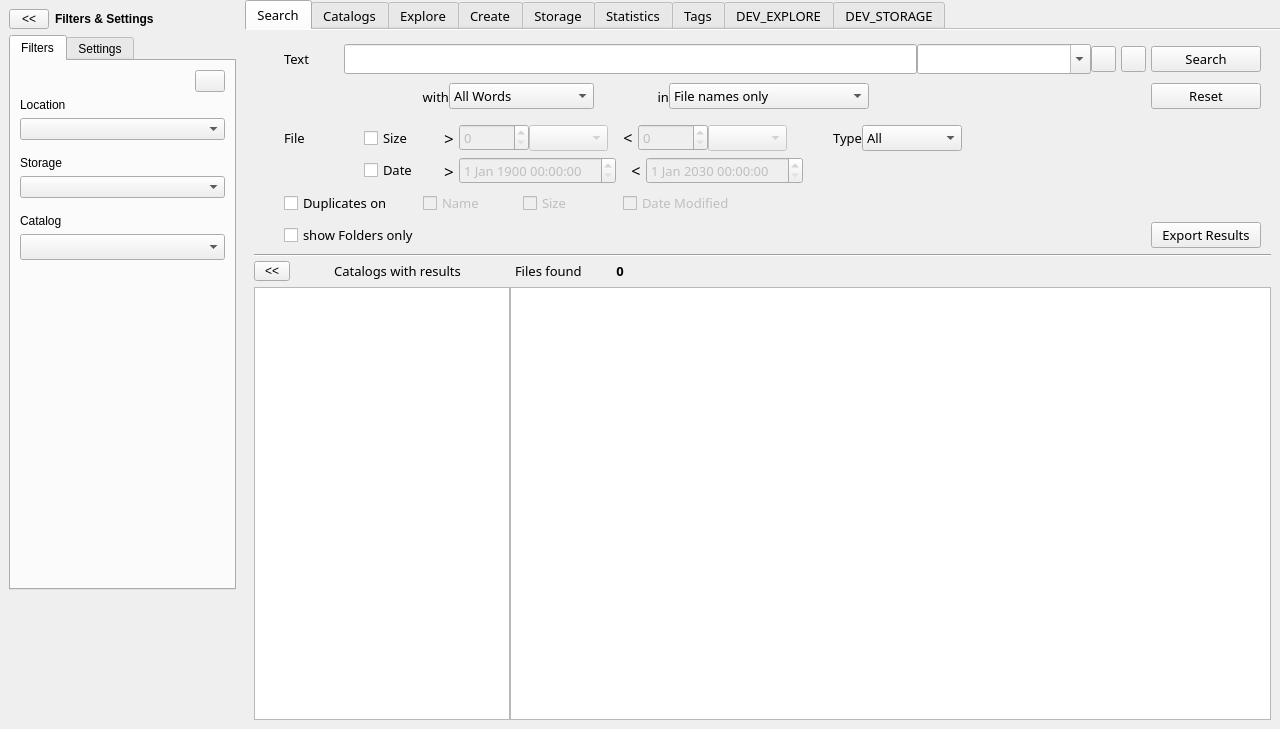
First picture: the form in mainwindow.ui, repository StephaneCouturier/Katalog, before the edit.
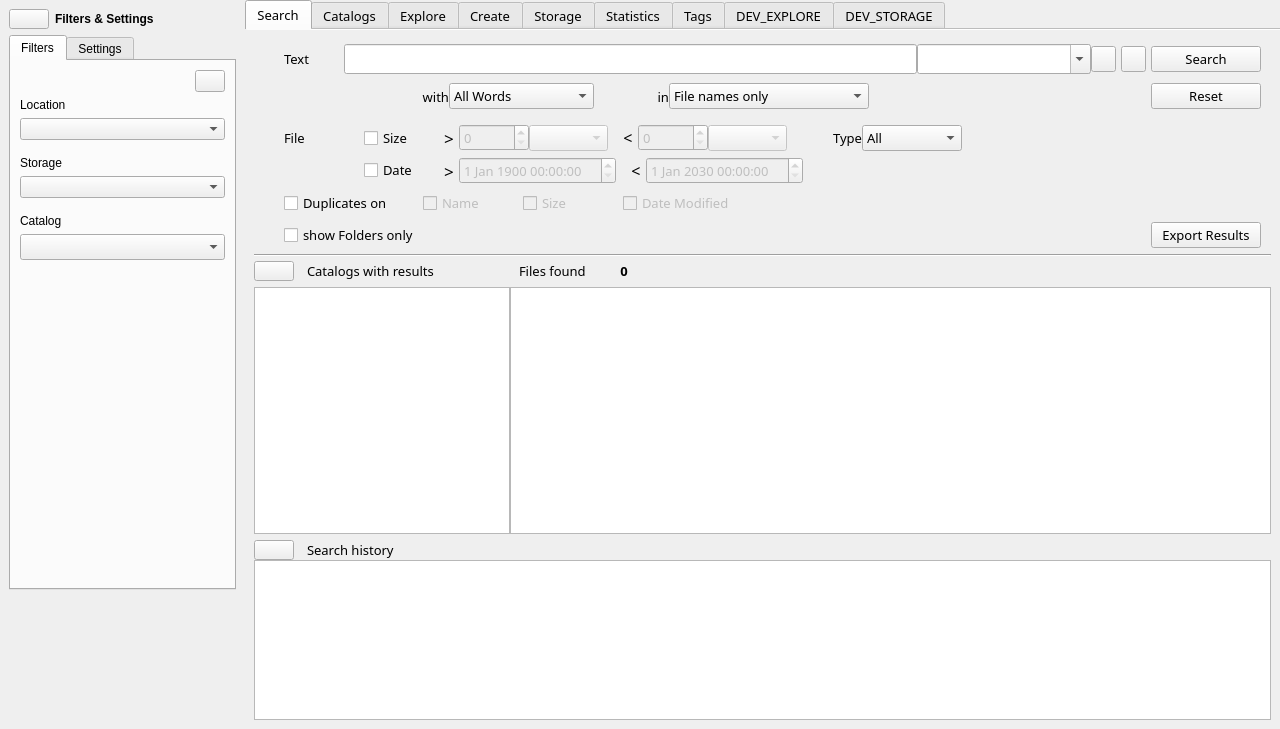
Second picture: the form after the edit. The open tabs and pages were chosen to show the change. Icons and pictures are not drawn. Custom widgets are drawn as their Qt base class.

Patch:
```diff
--- a/mainwindow.ui
+++ b/mainwindow.ui
@@ -84,7 +84,11 @@
             <string notr="true">padding: 2px 10px;</string>
            </property>
            <property name="text">
-            <string>&lt;&lt;</string>
+            <string/>
+           </property>
+           <property name="icon">
+            <iconset theme="arrow-left">
+             <normaloff>.</normaloff>.</iconset>
            </property>
           </widget>
          </item>
@@ -2340,7 +2344,11 @@
                  <string notr="true">padding: 2px 10px;</string>
                 </property>
                 <property name="text">
-                 <string>&lt;&lt;</string>
+                 <string/>
+                </property>
+                <property name="icon">
+                 <iconset theme="arrow-left">
+                  <normaloff>.</normaloff>.</iconset>
                 </property>
                </widget>
               </item>
@@ -2358,6 +2366,9 @@
                   <pointsize>10</pointsize>
                  </font>
                 </property>
+                <property name="styleSheet">
+                 <string notr="true">padding-left:10px;</string>
+                </property>
                 <property name="locale">
                  <locale language="English" country="UnitedStates"/>
                 </property>
@@ -2365,7 +2376,7 @@
                  <string>Catalogs with results</string>
                 </property>
                 <property name="alignment">
-                 <set>Qt::AlignCenter</set>
+                 <set>Qt::AlignLeading|Qt::AlignLeft|Qt::AlignVCenter</set>
                 </property>
                </widget>
               </item>
@@ -2502,6 +2513,111 @@
             </item>
            </layout>
           </item>
+          <item>
+           <layout class="QHBoxLayout" name="horizontalLayout_2">
+            <property name="topMargin">
+             <number>6</number>
+            </property>
+            <item>
+             <widget class="QPushButton" name="Search_pushButton_ShowHideSearchHistory">
+              <property name="maximumSize">
+               <size>
+                <width>40</width>
+                <height>22</height>
+               </size>
+              </property>
+              <property name="toolTip">
+               <string>Show/Hide search history</string>
+              </property>
+              <property name="statusTip">
+               <string/>
+              </property>
+              <property name="styleSheet">
+               <string notr="true">padding: 2px 10px;</string>
+              </property>
+              <property name="text">
+               <string/>
+              </property>
+              <property name="icon">
+               <iconset theme="arrow-down">
+                <normaloff>.</normaloff>.</iconset>
+              </property>
+             </widget>
+            </item>
+            <item>
+             <widget class="QLabel" name="Search_label_CatalogsWithResults_2">
+              <property name="minimumSize">
+               <size>
+                <width>215</width>
+                <height>0</height>
+               </size>
+              </property>
+              <property name="font">
+               <font>
+                <family>Noto Sans</family>
+                <pointsize>10</pointsize>
+               </font>
+              </property>
+              <property name="styleSheet">
+               <string notr="true">padding-left:10px;</string>
+              </property>
+              <property name="locale">
+               <locale language="English" country="UnitedStates"/>
+              </property>
+              <property name="text">
+               <string>Search history</string>
+              </property>
+              <property name="alignment">
+               <set>Qt::AlignLeading|Qt::AlignLeft|Qt::AlignVCenter</set>
+              </property>
+             </widget>
+            </item>
+            <item>
+             <spacer name="Search_horizontalSpacer_9">
+              <property name="font">
+               <font>
+                <family>Noto Sans</family>
+                <pointsize>10</pointsize>
+               </font>
+              </property>
+              <property name="orientation">
+               <enum>Qt::Horizontal</enum>
+              </property>
+              <property name="sizeHint" stdset="0">
+               <size>
+                <width>40</width>
+                <height>10</height>
+               </size>
+              </property>
+             </spacer>
+            </item>
+           </layout>
+          </item>
+          <item>
+           <widget class="QTableView" name="Search_tableView_History">
+            <property name="maximumSize">
+             <size>
+              <width>16777215</width>
+              <height>160</height>
+             </size>
+            </property>
+            <property name="font">
+             <font>
+              <family>Noto Sans</family>
+              <pointsize>8</pointsize>
+             </font>
+            </property>
+            <property name="selectionMode">
+             <enum>QAbstractItemView::SingleSelection</enum>
+            </property>
+            <property name="selectionBehavior">
+             <enum>QAbstractItemView::SelectRows</enum>
+            </property>
+            <property name="gridStyle">
+             <enum>Qt::SolidLine</enum>
+            </property>
+           </widget>
+          </item>
          </layout>
         </item>
        </layout>
```
Left out of the diff: 2 changed lines with no effect on the pictures.
